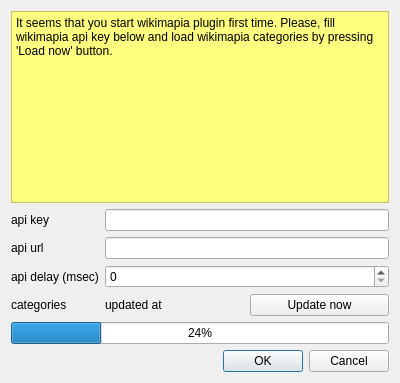
First picture: the form in ui_wikimapia_settings.ui, repository cybernetlab/qgis_wikimapia, before the edit.
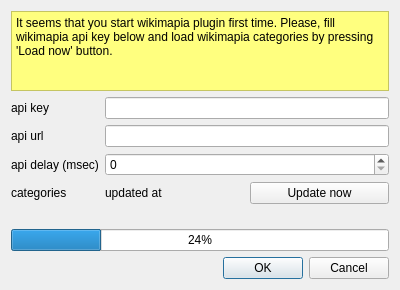
Second picture: the form after the edit. Icons and pictures are not drawn.

```diff
--- a/ui_wikimapia_settings.ui
+++ b/ui_wikimapia_settings.ui
@@ -7,7 +7,7 @@
     <x>0</x>
     <y>0</y>
     <width>400</width>
-    <height>300</height>
+    <height>290</height>
    </rect>
   </property>
   <property name="windowTitle">
@@ -28,6 +28,12 @@
        <height>0</height>
       </size>
      </property>
+     <property name="maximumSize">
+      <size>
+       <width>16777215</width>
+       <height>80</height>
+      </size>
+     </property>
      <property name="styleSheet">
       <string notr="true">background-color: rgb(255, 255, 127);</string>
      </property>
```
Left out of the diff: 8 changed lines with no effect on the pictures.
